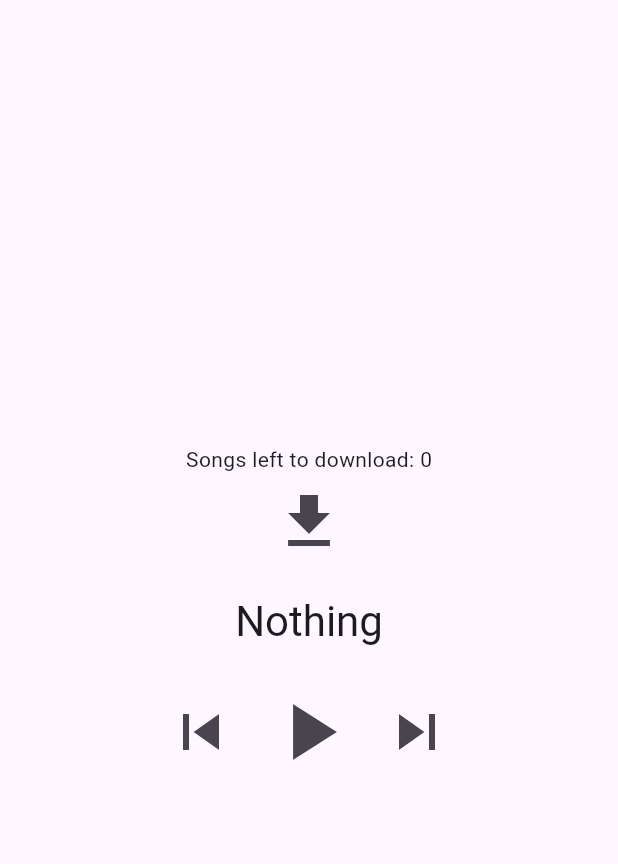
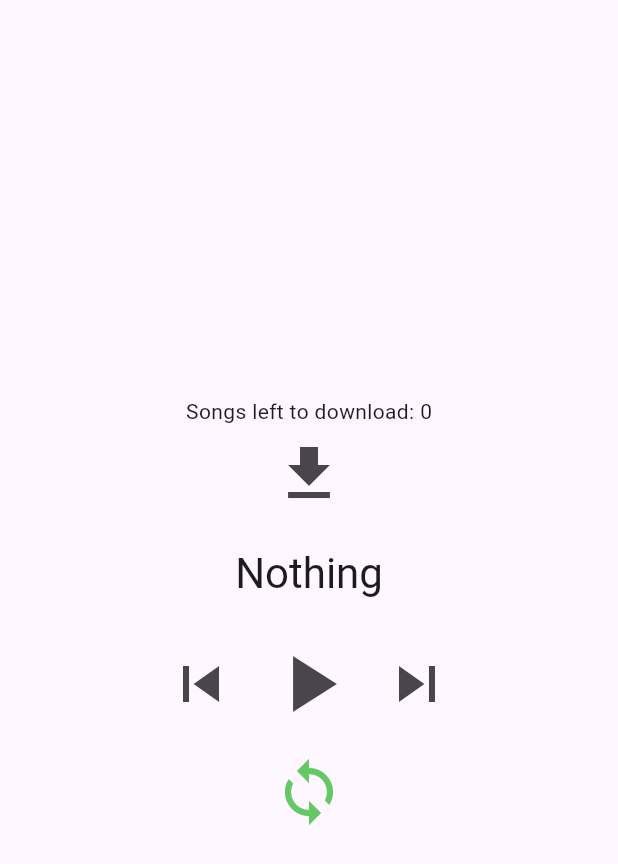
Before and after one commit to EmigrantDolphin/song_playa, a Flutter app: the screen it shows after launch, on a phone screen of 412 x 824 dp. Shown: the top 864 px of the screen. Run offline on Flutter 3.47's test engine with Material 3 defaults, Android fonts, the phone set to English and light mode, and no system bars; our stand-ins replace dio, just_audio.

Commit message:
song looping

```diff
--- a/lib/screens/player_screen.dart
+++ b/lib/screens/player_screen.dart
@@ -18,6 +18,7 @@ class _MusicPlayerScreenState extends State<MusicPlayerScreen> {
   late final SongStorageService _songStorage;
   late final AudioPlaybackService _audioPlayer;
   var _isPlaying = false;
+  var _isOneSongLooping = false;
   var _loadedSongFiles = <File>[];
   var _currentSongName = "Nothing";
 
@@ -34,8 +35,12 @@ class _MusicPlayerScreenState extends State<MusicPlayerScreen> {
   Future<void> _startDownloadingSong() async {
     var songNames = await _songServer.getAllSongNames();
     var previousLocalSongs = await _songStorage.listLocalSongs();
-    var previousLocalSongNames = previousLocalSongs.map((x) => p.basename(x.path));
-    var newSongs = songNames.where((x) => !previousLocalSongNames.contains(x)).toList();
+    var previousLocalSongNames = previousLocalSongs.map(
+      (x) => p.basename(x.path),
+    );
+    var newSongs = songNames
+        .where((x) => !previousLocalSongNames.contains(x))
+        .toList();
 
     setState(() {
       _songsToDownload = newSongs;
@@ -51,7 +56,6 @@ class _MusicPlayerScreenState extends State<MusicPlayerScreen> {
 
       print("running loop");
     }
-
   }
 
   Future<void> _togglePlayStop() async {
@@ -97,6 +101,18 @@ class _MusicPlayerScreenState extends State<MusicPlayerScreen> {
 
   void _previousSong() {
     _audioPlayer.previous();
+  }
+
+  void _toggleOneSongLoop() {
+    if (_isOneSongLooping) {
+      _audioPlayer.stopLooping();
+    } else {
+      _audioPlayer.loopOneSong();
+    }
+
+    setState(() {
+      _isOneSongLooping = !_isOneSongLooping;
+    });
   }
 
   @override
@@ -151,6 +167,18 @@ class _MusicPlayerScreenState extends State<MusicPlayerScreen> {
                 ),
               ],
             ),
+            Row(
+              mainAxisAlignment: MainAxisAlignment.center,
+              children: [
+                IconButton(
+                  iconSize: 48,
+                  icon: _isOneSongLooping
+                      ? const Icon(Icons.loop)
+                      : const Icon(Icons.loop, color: Color.fromRGBO(100, 200, 100, 1)),
+                  onPressed: _toggleOneSongLoop,
+                ),
+              ],
+            ),
           ],
         ),
       ),
--- a/lib/services/audio_playback_service.dart
+++ b/lib/services/audio_playback_service.dart
@@ -31,6 +31,8 @@ class AudioPlaybackService {
   void stop() => _player.stop();
   void next() => _player.seekToNext();
   void previous() => _player.seekToPrevious();
+  void loopOneSong() => _player.setLoopMode(LoopMode.one);
+  void stopLooping() => _player.setLoopMode(LoopMode.off);
 
   void subscribeToIndexUpdates(void Function(int? index) callback) {
     if (_indexStreamSubscription != null) {
```
